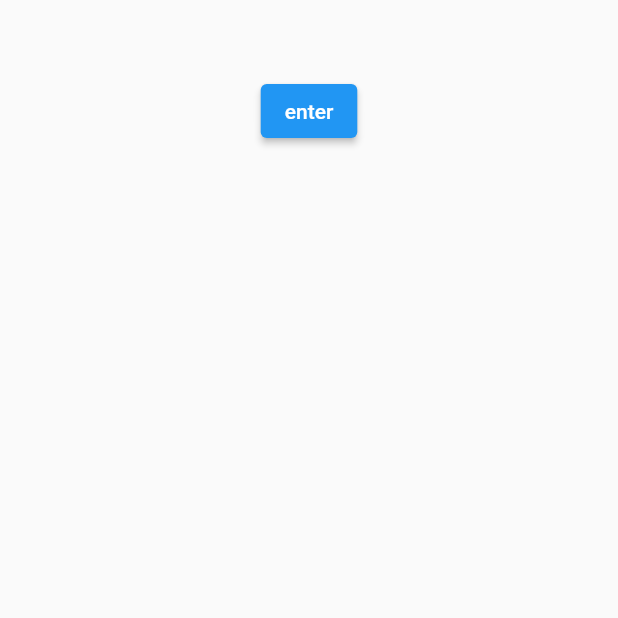
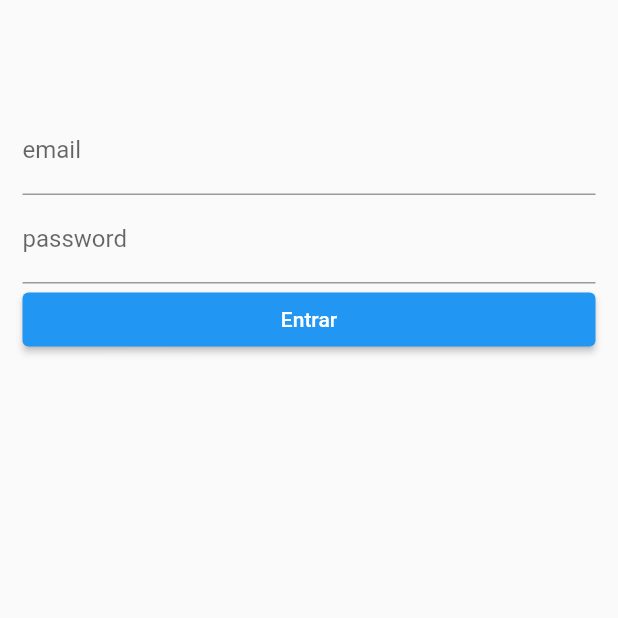
Before and after one commit to hpzynha/goodreads-clone, a Flutter app: the screen it shows after launch, on a phone screen of 412 x 824 dp, the top half of it. Run offline on Flutter 3.47's test engine with Material 2 defaults, Android fonts, the phone set to English and light mode, and no system bars; our stand-ins replace animated_splash_screen, firebase_auth, firebase_core, flutter_screenutil, google_fonts, material_design_icons_flutter; accounts and stored records are empty.

Commit message:
login firebase

```diff
--- a/lib/main.dart
+++ b/lib/main.dart
@@ -1,9 +1,12 @@
+import 'package:firebase_core/firebase_core.dart';
 import 'package:flutter/material.dart';
 import 'package:flutter_screenutil/flutter_screenutil.dart';
+import 'package:goodreads/firebase_options.dart';
 import 'package:goodreads/routes.dart';
 
-void main() {
+void main() async {
   WidgetsFlutterBinding.ensureInitialized();
+  await Firebase.initializeApp(options: DefaultFirebaseOptions.currentPlatform);
   runApp(const GoodreadsApp());
 }
 
--- a/lib/pages/auth/login_page.dart
+++ b/lib/pages/auth/login_page.dart
@@ -1,24 +1,64 @@
+import 'package:firebase_auth/firebase_auth.dart';
 import 'package:flutter/material.dart';
 
-class LoginPage extends StatelessWidget {
+class LoginPage extends StatefulWidget {
   const LoginPage({Key? key}) : super(key: key);
 
   @override
+  State<LoginPage> createState() => _LoginPageState();
+}
+
+class _LoginPageState extends State<LoginPage> {
+  final _emailController = TextEditingController();
+  final _passwordController = TextEditingController();
+  final _firebaseAuth = FirebaseAuth.instance;
+  @override
   Widget build(BuildContext context) {
     return Scaffold(
-      body: SingleChildScrollView(
-        child: Column(children: [
-          Center(
-              child: Padding(
-            padding: const EdgeInsets.only(top: 50),
-            child: ElevatedButton(
-                onPressed: () {
-                  Navigator.pushNamed(context, '/home');
-                },
-                child: const Text('enter')),
-          ))
-        ]),
-      ),
-    );
+        appBar: AppBar(
+          elevation: 0,
+          backgroundColor: Colors.transparent,
+        ),
+        body: ListView(
+          padding: EdgeInsets.all(15),
+          children: [
+            TextFormField(
+              controller: _emailController,
+              decoration: InputDecoration(label: Text('email')),
+            ),
+            TextFormField(
+              controller: _passwordController,
+              decoration: InputDecoration(label: Text('password')),
+            ),
+            ElevatedButton(onPressed: () => login(), child: Text('Entrar'))
+          ],
+        ));
+  }
+
+  login() async {
+    try {
+      UserCredential userCredential =
+          await _firebaseAuth.signInWithEmailAndPassword(
+              email: _emailController.text, password: _passwordController.text);
+      if (userCredential != null) {
+        Navigator.pushNamed(context, '/home');
+      }
+    } on FirebaseAuthException catch (e) {
+      if (e.code == 'user-not-found') {
+        ScaffoldMessenger.of(context).showSnackBar(
+          const SnackBar(
+            content: Text('User not Found'),
+            backgroundColor: Colors.redAccent,
+          ),
+        );
+      } else if (e.code == 'wrong-password') {
+        ScaffoldMessenger.of(context).showSnackBar(
+          const SnackBar(
+            content: Text('Wrong Password'),
+            backgroundColor: Colors.redAccent,
+          ),
+        );
+      }
+    }
   }
 }
--- a/pubspec.yaml
+++ b/pubspec.yaml
@@ -38,6 +38,8 @@ dependencies:
   animated_splash_screen: ^1.2.0
   material_design_icons_flutter: ^5.0.6595
   google_fonts: ^3.0.1
+  firebase_auth: ^3.3.20
+  firebase_core: ^1.18.0
 
 dev_dependencies:
   flutter_test:
```
Also changed, not shown: lib/firebase_options.dart (added), pubspec.lock, 2 other files.
